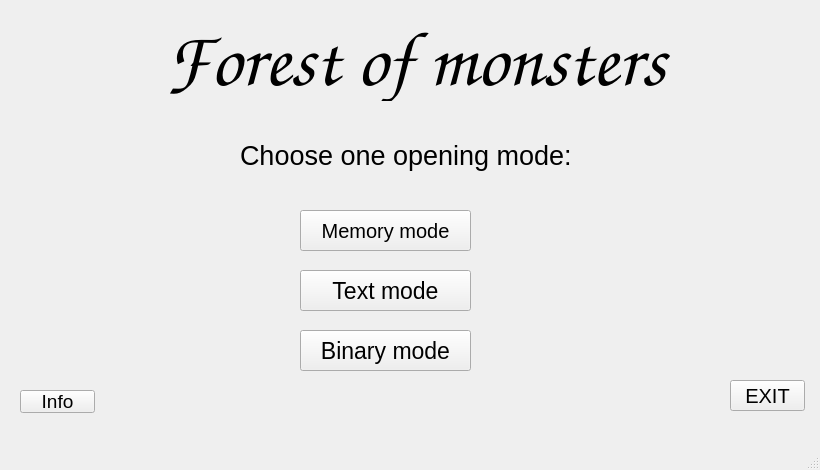
First picture: the form in 2-sem/lab1a/lab1a-qt/mainwindow.ui, repository Megarekrut65/OOP-labs, before the edit.
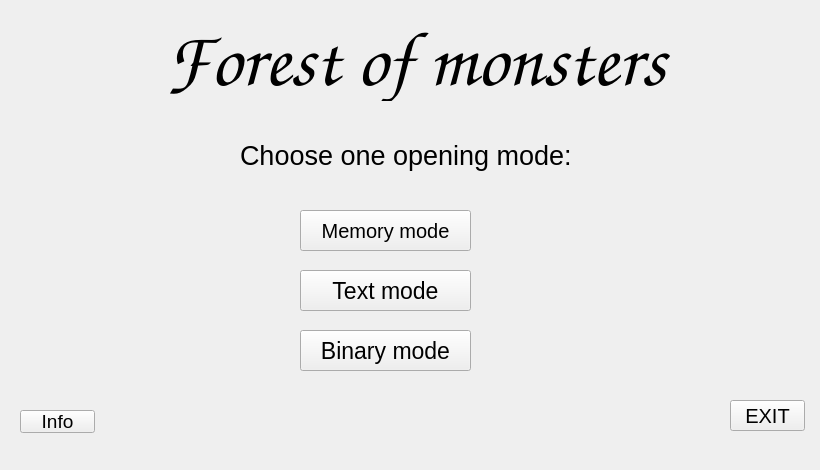
Second picture: the form after the edit.

What changed in the file:
```diff
--- a/2-sem/lab1a/lab1a-qt/mainwindow.ui
+++ b/2-sem/lab1a/lab1a-qt/mainwindow.ui
@@ -55,7 +55,7 @@
     <property name="geometry">
      <rect>
       <x>730</x>
-      <y>380</y>
+      <y>400</y>
       <width>75</width>
       <height>31</height>
      </rect>
@@ -145,7 +145,7 @@
     <property name="geometry">
      <rect>
       <x>20</x>
-      <y>390</y>
+      <y>410</y>
       <width>75</width>
       <height>23</height>
      </rect>
@@ -170,7 +170,6 @@
     </rect>
    </property>
   </widget>
-  <widget class="QStatusBar" name="statusbar"/>
  </widget>
  <resources/>
  <connections/>
```
